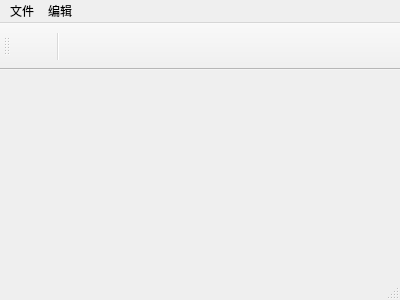
Above: notepad/notepad.ui from xroah/C before the change. Below: the same form after it.
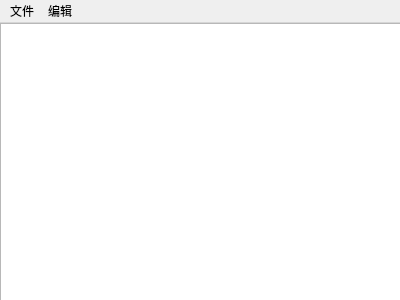
That is the form after the change. Icons and pictures are not drawn.

The edit to the form file:
```diff
--- a/notepad/notepad.ui
+++ b/notepad/notepad.ui
@@ -13,7 +13,18 @@
   <property name="windowTitle">
    <string>Notepad</string>
   </property>
-  <widget class="QWidget" name="centralWidget"/>
+  <widget class="QWidget" name="centralWidget">
+   <widget class="QTextEdit" name="textEdit">
+    <property name="geometry">
+     <rect>
+      <x>0</x>
+      <y>0</y>
+      <width>401</width>
+      <height>281</height>
+     </rect>
+    </property>
+   </widget>
+  </widget>
   <widget class="QMenuBar" name="menuBar">
    <property name="geometry">
     <rect>
@@ -41,39 +52,6 @@
    <addaction name="menua"/>
    <addaction name="menu"/>
   </widget>
-  <widget class="QStatusBar" name="statusBar"/>
-  <widget class="QToolBar" name="toolBar">
-   <property name="windowTitle">
-    <string>toolBar</string>
-   </property>
-   <property name="iconSize">
-    <size>
-     <width>32</width>
-     <height>32</height>
-    </size>
-   </property>
-   <attribute name="toolBarArea">
-    <enum>TopToolBarArea</enum>
-   </attribute>
-   <attribute name="toolBarBreak">
-    <bool>false</bool>
-   </attribute>
-   <addaction name="actionNew"/>
-   <addaction name="separator"/>
-  </widget>
-  <action name="actionNew">
-   <property name="icon">
-    <iconset>
-     <activeon>:/resources/images/new.png</activeon>
-    </iconset>
-   </property>
-   <property name="text">
-    <string> </string>
-   </property>
-   <property name="toolTip">
-    <string>新建</string>
-   </property>
-  </action>
   <action name="actionOpen">
    <property name="text">
     <string>打开</string>
```
Left out of the diff: 38 changed lines with no effect on the pictures.
